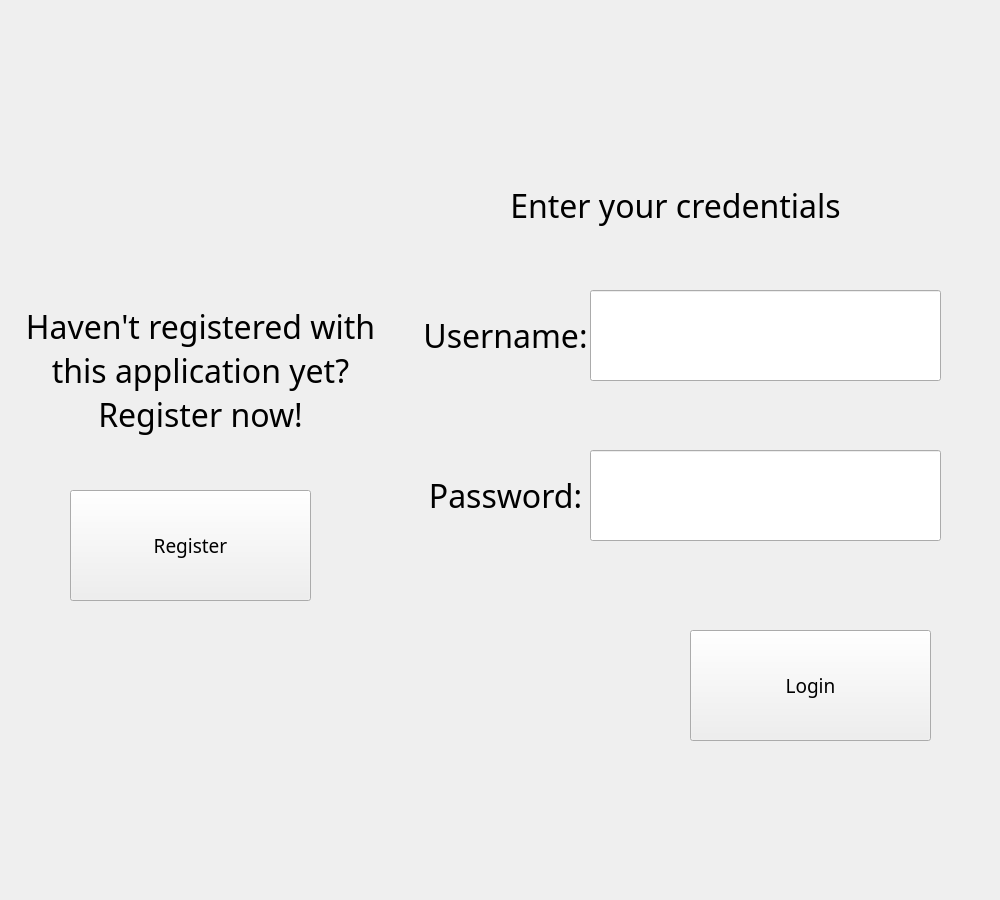
tarunjoseph93/Client-QT-Application, file client_interface.ui: the form before one commit.
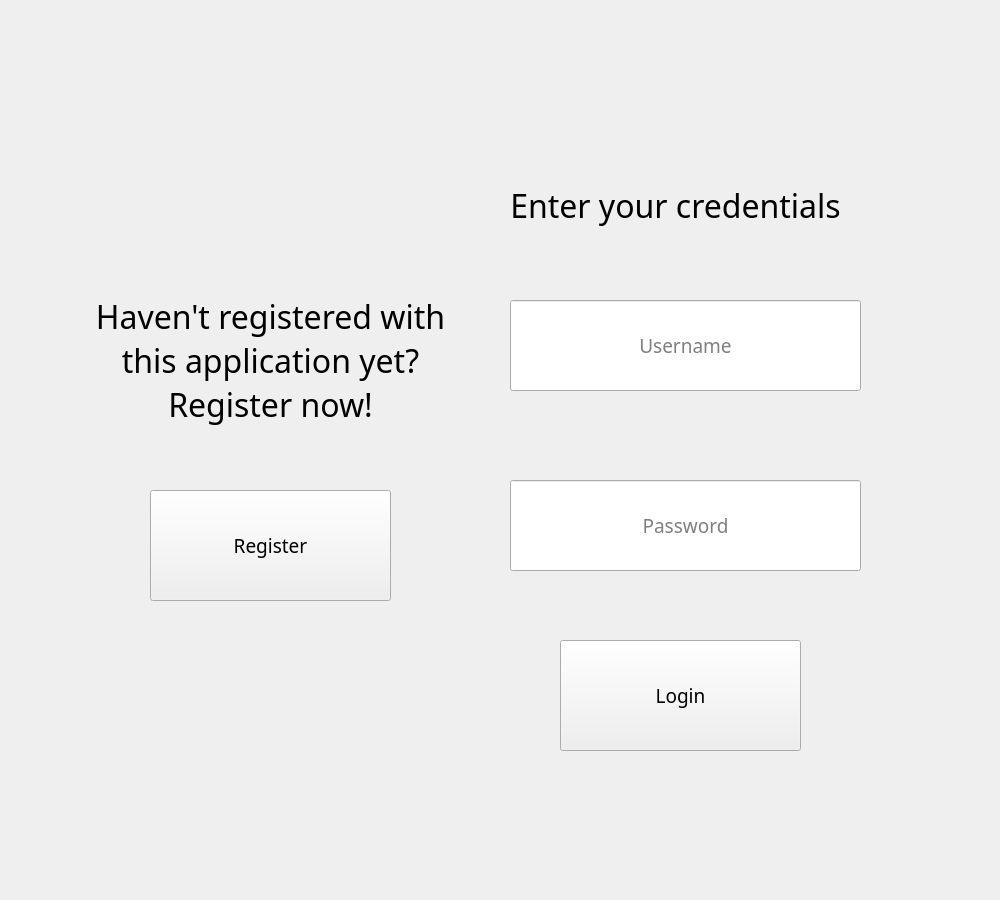
The form after the commit. The open tabs and pages were chosen to show the change.

What changed in the file:
```diff
--- a/client_interface.ui
+++ b/client_interface.ui
@@ -194,42 +194,27 @@
       <set>Qt::AlignCenter</set>
      </property>
     </widget>
-    <widget class="QLabel" name="label_userName">
-     <property name="geometry">
-      <rect>
-       <x>330</x>
-       <y>290</y>
-       <width>351</width>
-       <height>91</height>
-      </rect>
-     </property>
-     <property name="font">
-      <font>
-       <pointsize>24</pointsize>
-      </font>
-     </property>
-     <property name="text">
-      <string>Username:</string>
-     </property>
-     <property name="alignment">
-      <set>Qt::AlignCenter</set>
-     </property>
-    </widget>
     <widget class="QLineEdit" name="lineEdit_userName">
      <property name="geometry">
       <rect>
-       <x>590</x>
-       <y>290</y>
+       <x>510</x>
+       <y>300</y>
        <width>351</width>
        <height>91</height>
       </rect>
      </property>
+     <property name="alignment">
+      <set>Qt::AlignCenter</set>
+     </property>
+     <property name="placeholderText">
+      <string>Username</string>
+     </property>
     </widget>
     <widget class="QPushButton" name="pushButton_login">
      <property name="geometry">
       <rect>
-       <x>690</x>
-       <y>630</y>
+       <x>560</x>
+       <y>640</y>
        <width>241</width>
        <height>111</height>
       </rect>
@@ -238,32 +223,11 @@
       <string>Login</string>
      </property>
     </widget>
-    <widget class="QLabel" name="label_password">
-     <property name="geometry">
-      <rect>
-       <x>330</x>
-       <y>450</y>
-       <width>351</width>
-       <height>91</height>
-      </rect>
-     </property>
-     <property name="font">
-      <font>
-       <pointsize>24</pointsize>
-      </font>
-     </property>
-     <property name="text">
-      <string>Password:</string>
-     </property>
-     <property name="alignment">
-      <set>Qt::AlignCenter</set>
-     </property>
-    </widget>
     <widget class="QLineEdit" name="lineEdit__password">
      <property name="geometry">
       <rect>
-       <x>590</x>
-       <y>450</y>
+       <x>510</x>
+       <y>480</y>
        <width>351</width>
        <height>91</height>
       </rect>
@@ -271,11 +235,17 @@
      <property name="echoMode">
       <enum>QLineEdit::Password</enum>
      </property>
+     <property name="alignment">
+      <set>Qt::AlignCenter</set>
+     </property>
+     <property name="placeholderText">
+      <string>Password</string>
+     </property>
     </widget>
     <widget class="QPushButton" name="pushButton_register">
      <property name="geometry">
       <rect>
-       <x>70</x>
+       <x>150</x>
        <y>490</y>
        <width>241</width>
        <height>111</height>
@@ -288,8 +258,8 @@
     <widget class="QLabel" name="label_loginPageWelcome_2">
      <property name="geometry">
       <rect>
-       <x>20</x>
-       <y>250</y>
+       <x>90</x>
+       <y>240</y>
        <width>361</width>
        <height>241</height>
       </rect>
```
Left out of the diff: 8 changed lines with no effect on the pictures.
